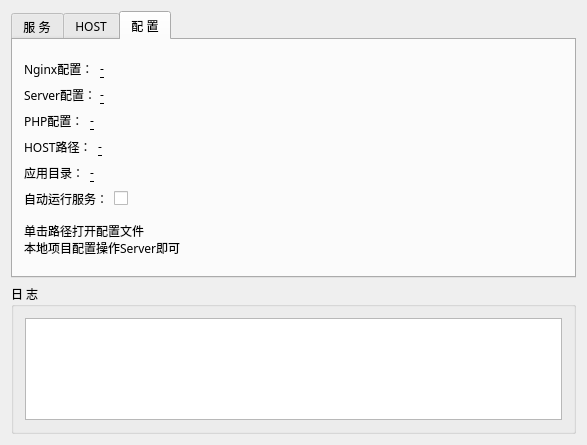
Old version of the form FoxPHP/FoxPHP.ui in the repository yongplus/FoxPHP.
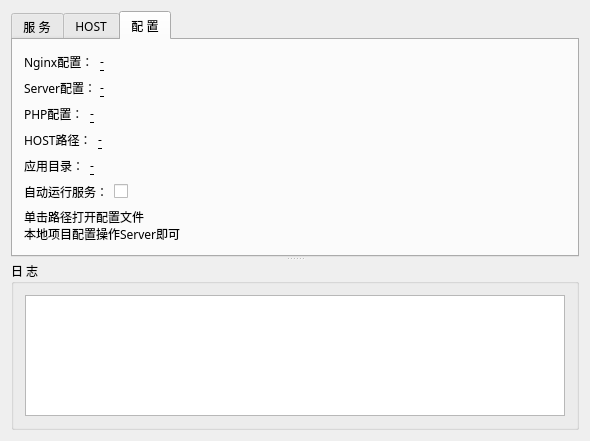
New version of the form. Icons and pictures are not drawn. Custom widgets are drawn as their Qt base class.

The edit to the form file:
```diff
--- a/FoxPHP/FoxPHP.ui
+++ b/FoxPHP/FoxPHP.ui
@@ -9,12 +9,12 @@
    <rect>
     <x>0</x>
     <y>0</y>
-    <width>587</width>
-    <height>445</height>
+    <width>590</width>
+    <height>441</height>
    </rect>
   </property>
   <property name="sizePolicy">
-   <sizepolicy hsizetype="Fixed" vsizetype="Fixed">
+   <sizepolicy hsizetype="Expanding" vsizetype="Expanding">
     <horstretch>0</horstretch>
     <verstretch>0</verstretch>
    </sizepolicy>
@@ -37,7 +37,32 @@
   <widget class="QWidget" name="centralWidget">
    <layout class="QVBoxLayout" name="verticalLayout_2">
     <item>
+     <widget class="QSplitter" name="splitter">
+      <property name="sizePolicy">
+       <sizepolicy hsizetype="Preferred" vsizetype="Preferred">
+        <horstretch>1</horstretch>
+        <verstretch>1</verstretch>
+       </sizepolicy>
+      </property>
+      <property name="orientation">
+       <enum>Qt::Vertical</enum>
+      </property>
+      <property name="childrenCollapsible">
+       <bool>false</bool>
+      </property>
      <widget class="QTabWidget" name="tabWidget">
+       <property name="sizePolicy">
+        <sizepolicy hsizetype="Preferred" vsizetype="Preferred">
+         <horstretch>0</horstretch>
+         <verstretch>4</verstretch>
+        </sizepolicy>
+       </property>
+       <property name="maximumSize">
+        <size>
+         <width>16777215</width>
+         <height>16777215</height>
+        </size>
+       </property>
       <property name="tabShape">
        <enum>QTabWidget::Rounded</enum>
       </property>
@@ -936,13 +961,11 @@
        </layout>
       </widget>
      </widget>
-    </item>
-    <item>
      <widget class="QGroupBox" name="groupBox">
       <property name="sizePolicy">
-       <sizepolicy hsizetype="Preferred" vsizetype="Fixed">
+        <sizepolicy hsizetype="Preferred" vsizetype="Preferred">
         <horstretch>0</horstretch>
-        <verstretch>0</verstretch>
+         <verstretch>6</verstretch>
        </sizepolicy>
       </property>
       <property name="minimumSize">
@@ -954,7 +977,7 @@
       <property name="maximumSize">
        <size>
         <width>16777215</width>
-        <height>150</height>
+         <height>16777215</height>
        </size>
       </property>
       <property name="title">
@@ -963,6 +986,12 @@
       <layout class="QVBoxLayout" name="verticalLayout_4">
        <item>
         <widget class="Console" name="console">
+          <property name="minimumSize">
+           <size>
+            <width>0</width>
+            <height>110</height>
+           </size>
+          </property>
          <property name="font">
           <font>
            <family>微软雅黑</family>
@@ -974,6 +1003,7 @@
         </widget>
        </item>
       </layout>
+      </widget>
      </widget>
     </item>
    </layout>
```
Lines whose indentation alone changed are shown as unchanged.
